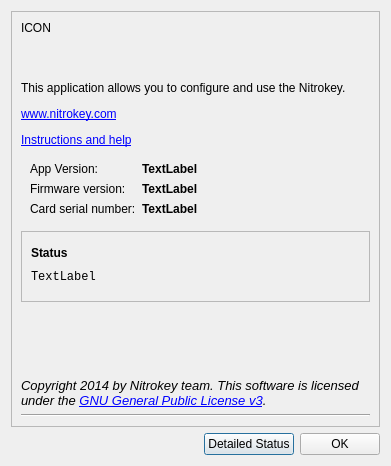
Before: the Qt Designer form aboutdialog.ui in Nitrokey/nitrokey-app, drawn with Qt 5.
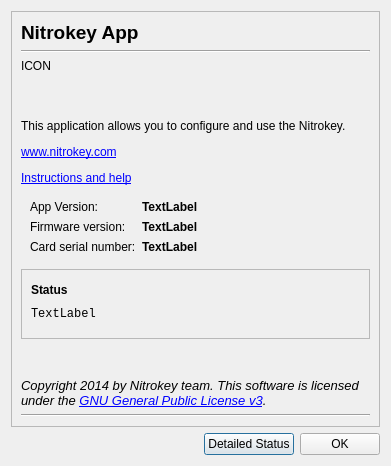
After: the same form once the commit is applied. Icons and pictures are not drawn.

Patch:
```diff
--- a/aboutdialog.ui
+++ b/aboutdialog.ui
@@ -42,6 +42,27 @@
       <enum>QFrame::Sunken</enum>
      </property>
      <layout class="QVBoxLayout" name="verticalLayout_3">
+      <item>
+       <widget class="QLabel" name="label_2">
+        <property name="font">
+         <font>
+          <pointsize>14</pointsize>
+          <weight>75</weight>
+          <bold>true</bold>
+         </font>
+        </property>
+        <property name="text">
+         <string>Nitrokey App</string>
+        </property>
+       </widget>
+      </item>
+      <item>
+       <widget class="Line" name="line_2">
+        <property name="orientation">
+         <enum>Qt::Horizontal</enum>
+        </property>
+       </widget>
+      </item>
       <item>
        <layout class="QHBoxLayout" name="horizontalLayout_3">
         <item>
```
